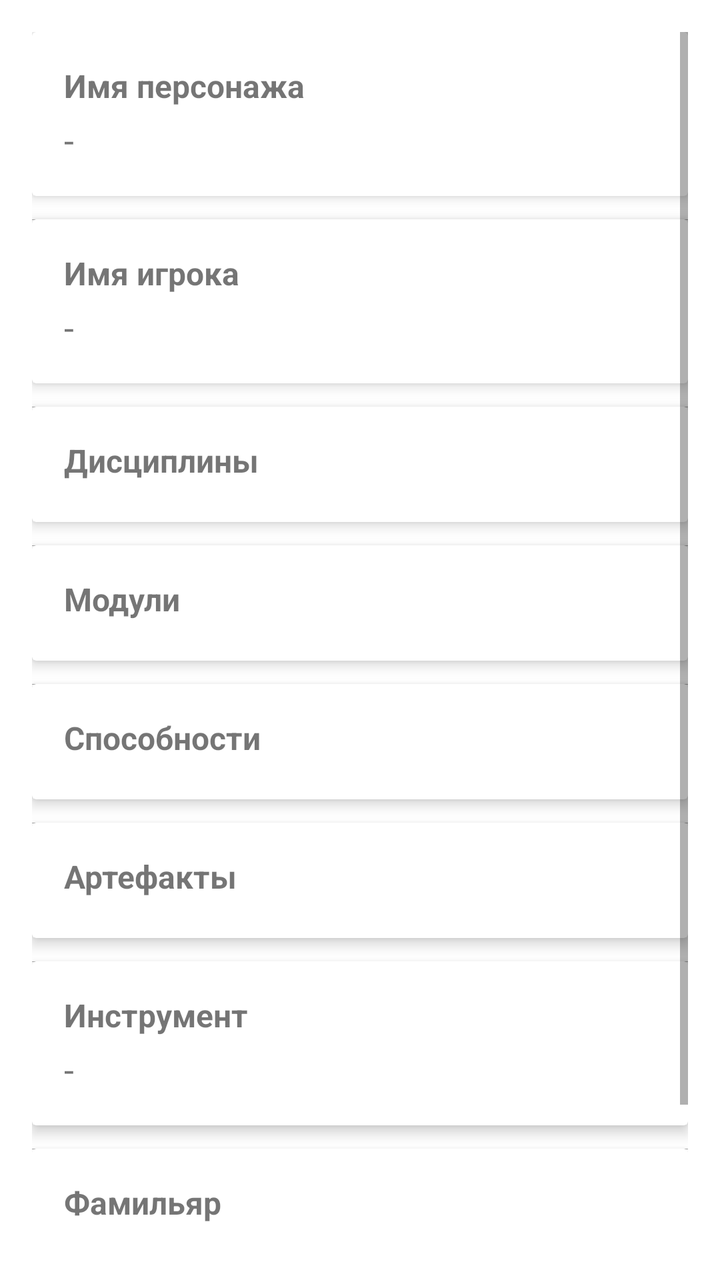
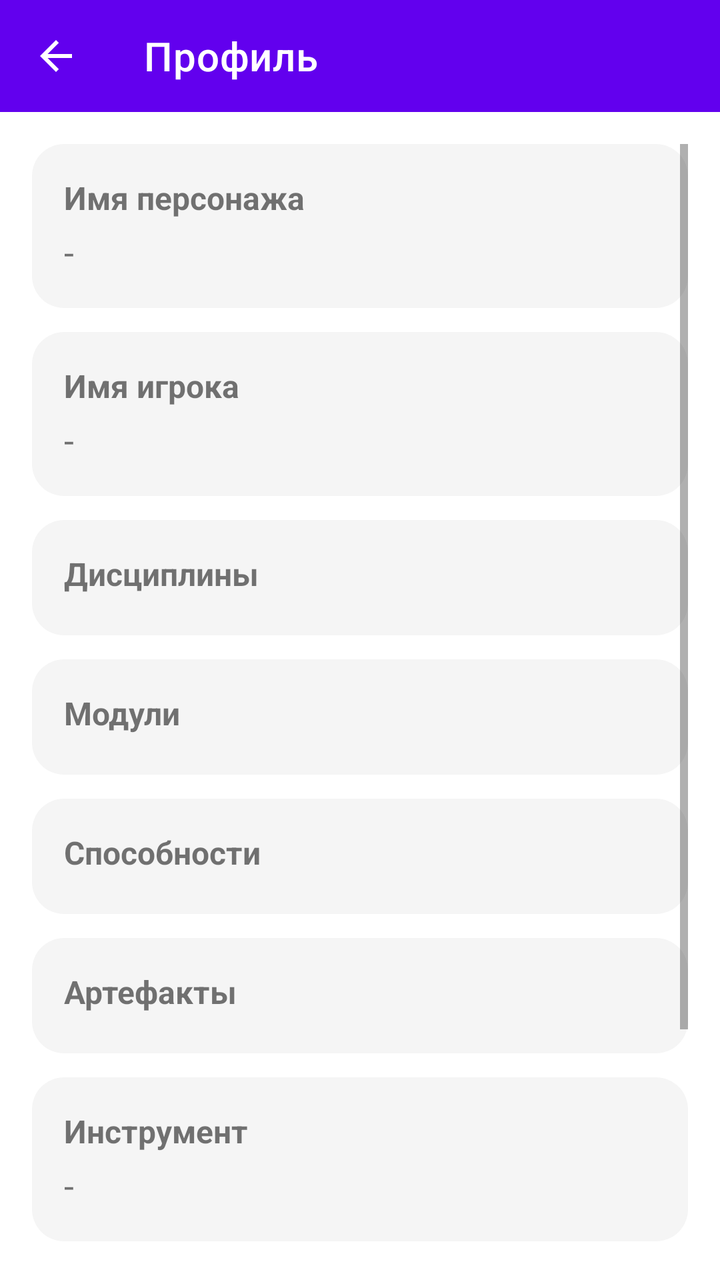

Compare the two renders of this Android layout. The source of the first and the diff that turns it into the second are given below.
<!-- AndroidManifest.xml: application theme Theme.Shift -->
<!-- res/layout/activity_profile.xml -->
<?xml version="1.0" encoding="utf-8"?>
<ScrollView xmlns:android="http://schemas.android.com/apk/res/android"
    xmlns:app="http://schemas.android.com/apk/res-auto"
    android:layout_width="match_parent"
    android:layout_height="match_parent"
    android:padding="16dp">

    <LinearLayout
        android:layout_width="match_parent"
        android:layout_height="wrap_content"
        android:orientation="vertical"
        android:divider="@android:color/darker_gray"
        android:showDividers="middle">

        
        <androidx.cardview.widget.CardView
            android:layout_width="match_parent"
            android:layout_height="wrap_content"
            android:layout_marginBottom="12dp"
            app:cardElevation="4dp">
            <LinearLayout
                android:layout_width="match_parent"
                android:layout_height="wrap_content"
                android:orientation="vertical"
                android:padding="16dp">
                <TextView
                    android:text="Имя персонажа"
                    android:textStyle="bold"
                    android:textSize="16sp"
                    android:layout_width="match_parent"
                    android:layout_height="wrap_content"/>
                <TextView
                    android:id="@+id/profile_character_name"
                    android:text="-"
                    android:textSize="18sp"
                    android:layout_marginTop="4dp"
                    android:layout_width="match_parent"
                    android:layout_height="wrap_content"/>
            </LinearLayout>
        </androidx.cardview.widget.CardView>

        
        <androidx.cardview.widget.CardView
            android:layout_width="match_parent"
            android:layout_height="wrap_content"
            android:layout_marginBottom="12dp"
            app:cardElevation="4dp">
            <LinearLayout
                android:layout_width="match_parent"
                android:layout_height="wrap_content"
                android:orientation="vertical"
                android:padding="16dp">
                <TextView
                    android:text="Имя игрока"
                    android:textStyle="bold"
                    android:textSize="16sp"
                    android:layout_width="match_parent"
                    android:layout_height="wrap_content"/>
                <TextView
                    android:id="@+id/profile_player_name"
                    android:text="-"
                    android:textSize="18sp"
                    android:layout_marginTop="4dp"
                    android:layout_width="match_parent"
                    android:layout_height="wrap_content"/>
            </LinearLayout>
        </androidx.cardview.widget.CardView>

        
        <androidx.cardview.widget.CardView
            android:layout_width="match_parent"
            android:layout_height="wrap_content"
            android:layout_marginBottom="12dp"
            app:cardElevation="4dp">
            <LinearLayout
                android:layout_width="match_parent"
                android:layout_height="wrap_content"
                android:orientation="vertical"
                android:padding="16dp">
                <TextView
                    android:text="Дисциплины"
                    android:textStyle="bold"
                    android:textSize="16sp"
                    android:layout_width="match_parent"
                    android:layout_height="wrap_content"/>
                <LinearLayout
                    android:id="@+id/profile_disciplines_list"
                    android:layout_width="match_parent"
                    android:layout_height="wrap_content"
                    android:orientation="vertical"
                    android:layout_marginTop="4dp"/>
            </LinearLayout>
        </androidx.cardview.widget.CardView>

        
        <androidx.cardview.widget.CardView
            android:layout_width="match_parent"
            android:layout_height="wrap_content"
            android:layout_marginBottom="12dp"
            app:cardElevation="4dp">
            <LinearLayout
                android:layout_width="match_parent"
                android:layout_height="wrap_content"
                android:orientation="vertical"
                android:padding="16dp">
                <TextView
                    android:text="Модули"
                    android:textStyle="bold"
                    android:textSize="16sp"
                    android:layout_width="match_parent"
                    android:layout_height="wrap_content"/>
                <LinearLayout
                    android:id="@+id/profile_modules_list"
                    android:layout_width="match_parent"
                    android:layout_height="wrap_content"
                    android:orientation="vertical"
                    android:layout_marginTop="4dp"/>
            </LinearLayout>
        </androidx.cardview.widget.CardView>

        
        <androidx.cardview.widget.CardView
            android:layout_width="match_parent"
            android:layout_height="wrap_content"
            android:layout_marginBottom="12dp"
            app:cardElevation="4dp">
            <LinearLayout
                android:layout_width="match_parent"
                android:layout_height="wrap_content"
                android:orientation="vertical"
                android:padding="16dp">
                <TextView
                    android:text="Способности"
                    android:textStyle="bold"
                    android:textSize="16sp"
                    android:layout_width="match_parent"
                    android:layout_height="wrap_content"/>
                <LinearLayout
                    android:id="@+id/profile_abilities_list"
                    android:layout_width="match_parent"
                    android:layout_height="wrap_content"
                    android:orientation="vertical"
                    android:layout_marginTop="4dp"/>
            </LinearLayout>
        </androidx.cardview.widget.CardView>

        
        <androidx.cardview.widget.CardView
            android:id="@+id/profile_artifacts_section"
            android:layout_width="match_parent"
            android:layout_height="wrap_content"
            android:layout_marginBottom="12dp"
            app:cardElevation="4dp">
            <LinearLayout
                android:layout_width="match_parent"
                android:layout_height="wrap_content"
                android:orientation="vertical"
                android:padding="16dp">
                <TextView
                    android:text="Артефакты"
                    android:textStyle="bold"
                    android:textSize="16sp"
                    android:layout_width="match_parent"
                    android:layout_height="wrap_content"/>
                <LinearLayout
                    android:id="@+id/profile_artifacts_list"
                    android:layout_width="match_parent"
                    android:layout_height="wrap_content"
                    android:orientation="vertical"
                    android:layout_marginTop="4dp"/>
            </LinearLayout>
        </androidx.cardview.widget.CardView>

        
        <androidx.cardview.widget.CardView
            android:layout_width="match_parent"
            android:layout_height="wrap_content"
            android:layout_marginBottom="12dp"
            app:cardElevation="4dp">
            <LinearLayout
                android:layout_width="match_parent"
                android:layout_height="wrap_content"
                android:orientation="vertical"
                android:padding="16dp">
                <TextView
                    android:text="Инструмент"
                    android:textStyle="bold"
                    android:textSize="16sp"
                    android:layout_width="match_parent"
                    android:layout_height="wrap_content"/>
                <TextView
                    android:id="@+id/profile_instrument"
                    android:text="-"
                    android:textSize="18sp"
                    android:layout_marginTop="4dp"
                    android:layout_width="match_parent"
                    android:layout_height="wrap_content"/>
            </LinearLayout>
        </androidx.cardview.widget.CardView>

        
        <androidx.cardview.widget.CardView
            android:layout_width="match_parent"
            android:layout_height="wrap_content"
            android:layout_marginBottom="12dp"
            app:cardElevation="4dp">
            <LinearLayout
                android:layout_width="match_parent"
                android:layout_height="wrap_content"
                android:orientation="vertical"
                android:padding="16dp">
                <TextView
                    android:text="Фамильяр"
                    android:textStyle="bold"
                    android:textSize="16sp"
                    android:layout_width="match_parent"
                    android:layout_height="wrap_content"/>
                <TextView
                    android:id="@+id/profile_familiar"
                    android:text="-"
                    android:textSize="18sp"
                    android:layout_marginTop="4dp"
                    android:layout_width="match_parent"
                    android:layout_height="wrap_content"/>
            </LinearLayout>
        </androidx.cardview.widget.CardView>

        
        <androidx.cardview.widget.CardView
            android:layout_width="match_parent"
            android:layout_height="wrap_content"
            app:cardElevation="4dp">
            <LinearLayout
                android:layout_width="match_parent"
                android:layout_height="wrap_content"
                android:orientation="vertical"
                android:padding="16dp">
                <TextView
                    android:text="Особенности"
                    android:textStyle="bold"
                    android:textSize="16sp"
                    android:layout_width="match_parent"
                    android:layout_height="wrap_content"/>
                <LinearLayout
                    android:id="@+id/profile_misc_list"
                    android:layout_width="match_parent"
                    android:layout_height="wrap_content"
                    android:orientation="vertical"
                    android:layout_marginTop="4dp"/>
            </LinearLayout>
        </androidx.cardview.widget.CardView>

    </LinearLayout>
</ScrollView>
<!-- resources referenced by this layout -->
<resources>
  <style name="Theme.Shift" parent="Theme.MaterialComponents.DayNight.NoActionBar">
          
          <item name="colorPrimary">@color/purple_500</item>
          <item name="colorPrimaryVariant">@color/purple_700</item>
          <item name="colorOnPrimary">@color/white</item>
          
          <item name="colorSecondary">@color/teal_200</item>
          <item name="colorSecondaryVariant">@color/teal_700</item>
          <item name="colorOnSecondary">@color/black</item>
          
          <item name="android:statusBarColor">?attr/colorPrimaryVariant</item>
          
      </style>
  <color name="purple_500">#FF6200EE</color>
  <color name="purple_700">#FF3700B3</color>
  <color name="white">#FFFFFFFF</color>
  <color name="teal_200">#FF03DAC5</color>
  <color name="teal_700">#FF018786</color>
  <color name="black">#FF000000</color>
</resources>

<!-- the commit's change to res/layout/activity_profile.xml (unified diff, before → after) -->
@@ -1,254 +1,264 @@
 <?xml version="1.0" encoding="utf-8"?>
-<ScrollView xmlns:android="http://schemas.android.com/apk/res/android"
+<LinearLayout xmlns:android="http://schemas.android.com/apk/res/android"
     xmlns:app="http://schemas.android.com/apk/res-auto"
     android:layout_width="match_parent"
     android:layout_height="match_parent"
-    android:padding="16dp">
-
-    <LinearLayout
+    android:orientation="vertical">
+
+    <com.google.android.material.appbar.MaterialToolbar
+        android:id="@+id/toolbar"
         android:layout_width="match_parent"
         android:layout_height="wrap_content"
-        android:orientation="vertical"
-        android:divider="@android:color/darker_gray"
-        android:showDividers="middle">
-
-        
-        <androidx.cardview.widget.CardView
-            android:layout_width="match_parent"
-            android:layout_height="wrap_content"
-            android:layout_marginBottom="12dp"
-            app:cardElevation="4dp">
-            <LinearLayout
-                android:layout_width="match_parent"
-                android:layout_height="wrap_content"
-                android:orientation="vertical"
-                android:padding="16dp">
-                <TextView
-                    android:text="Имя персонажа"
-                    android:textStyle="bold"
-                    android:textSize="16sp"
-                    android:layout_width="match_parent"
-                    android:layout_height="wrap_content"/>
-                <TextView
-                    android:id="@+id/profile_character_name"
-                    android:text="-"
-                    android:textSize="18sp"
-                    android:layout_marginTop="4dp"
-                    android:layout_width="match_parent"
-                    android:layout_height="wrap_content"/>
-            </LinearLayout>
-        </androidx.cardview.widget.CardView>
-
-        
-        <androidx.cardview.widget.CardView
-            android:layout_width="match_parent"
-            android:layout_height="wrap_content"
-            android:layout_marginBottom="12dp"
-            app:cardElevation="4dp">
-            <LinearLayout
-                android:layout_width="match_parent"
-                android:layout_height="wrap_content"
-                android:orientation="vertical"
-                android:padding="16dp">
-                <TextView
-                    android:text="Имя игрока"
-                    android:textStyle="bold"
-                    android:textSize="16sp"
-                    android:layout_width="match_parent"
-                    android:layout_height="wrap_content"/>
-                <TextView
-                    android:id="@+id/profile_player_name"
-                    android:text="-"
-                    android:textSize="18sp"
-                    android:layout_marginTop="4dp"
-                    android:layout_width="match_parent"
-                    android:layout_height="wrap_content"/>
-            </LinearLayout>
-        </androidx.cardview.widget.CardView>
-
-        
-        <androidx.cardview.widget.CardView
-            android:layout_width="match_parent"
-            android:layout_height="wrap_content"
-            android:layout_marginBottom="12dp"
-            app:cardElevation="4dp">
-            <LinearLayout
-                android:layout_width="match_parent"
-                android:layout_height="wrap_content"
-                android:orientation="vertical"
-                android:padding="16dp">
-                <TextView
-                    android:text="Дисциплины"
-                    android:textStyle="bold"
-                    android:textSize="16sp"
-                    android:layout_width="match_parent"
-                    android:layout_height="wrap_content"/>
-                <LinearLayout
-                    android:id="@+id/profile_disciplines_list"
-                    android:layout_width="match_parent"
-                    android:layout_height="wrap_content"
-                    android:orientation="vertical"
-                    android:layout_marginTop="4dp"/>
-            </LinearLayout>
-        </androidx.cardview.widget.CardView>
-
-        
-        <androidx.cardview.widget.CardView
-            android:layout_width="match_parent"
-            android:layout_height="wrap_content"
-            android:layout_marginBottom="12dp"
-            app:cardElevation="4dp">
-            <LinearLayout
-                android:layout_width="match_parent"
-                android:layout_height="wrap_content"
-                android:orientation="vertical"
-                android:padding="16dp">
-                <TextView
-                    android:text="Модули"
-                    android:textStyle="bold"
-                    android:textSize="16sp"
-                    android:layout_width="match_parent"
-                    android:layout_height="wrap_content"/>
-                <LinearLayout
-                    android:id="@+id/profile_modules_list"
-                    android:layout_width="match_parent"
-                    android:layout_height="wrap_content"
-                    android:orientation="vertical"
-                    android:layout_marginTop="4dp"/>
-            </LinearLayout>
-        </androidx.cardview.widget.CardView>
-
-        
-        <androidx.cardview.widget.CardView
-            android:layout_width="match_parent"
-            android:layout_height="wrap_content"
-            android:layout_marginBottom="12dp"
-            app:cardElevation="4dp">
-            <LinearLayout
-                android:layout_width="match_parent"
-                android:layout_height="wrap_content"
-                android:orientation="vertical"
-                android:padding="16dp">
-                <TextView
-                    android:text="Способности"
-                    android:textStyle="bold"
-                    android:textSize="16sp"
-                    android:layout_width="match_parent"
-                    android:layout_height="wrap_content"/>
-                <LinearLayout
-                    android:id="@+id/profile_abilities_list"
-                    android:layout_width="match_parent"
-                    android:layout_height="wrap_content"
-                    android:orientation="vertical"
-                    android:layout_marginTop="4dp"/>
-            </LinearLayout>
-        </androidx.cardview.widget.CardView>
-
-        
-        <androidx.cardview.widget.CardView
+        android:background="?attr/colorPrimary"
+        android:theme="@style/ThemeOverlay.Material3.Dark.ActionBar"
+        app:title="Профиль"
+        app:navigationIcon="@drawable/ic_arrow_back_24" />
+
+    <ScrollView
+        android:layout_width="match_parent"
+        android:layout_height="0dp"
+        android:layout_weight="1"
+        android:padding="16dp">
+
+        <LinearLayout
+            android:layout_width="match_parent"
+            android:layout_height="wrap_content"
+            android:orientation="vertical">
+
+        
+        <LinearLayout
+            android:layout_width="match_parent"
+            android:layout_height="wrap_content"
+            android:background="@drawable/bg_profile_section"
+            android:orientation="vertical"
+            android:padding="16dp">
+            <TextView
+                android:text="Имя персонажа"
+                android:textStyle="bold"
+                android:textSize="16sp"
+                android:layout_width="match_parent"
+                android:layout_height="wrap_content"/>
+            <TextView
+                android:id="@+id/profile_character_name"
+                android:text="-"
+                android:textSize="18sp"
+                android:layout_marginTop="4dp"
+                android:layout_width="match_parent"
+                android:layout_height="wrap_content"/>
+        </LinearLayout>
+
+        <View
+            android:layout_width="match_parent"
+            android:layout_height="12dp"
+            android:background="@android:color/transparent" />
+
+        
+        <LinearLayout
+            android:layout_width="match_parent"
+            android:layout_height="wrap_content"
+            android:background="@drawable/bg_profile_section"
+            android:orientation="vertical"
+            android:padding="16dp">
+            <TextView
+                android:text="Имя игрока"
+                android:textStyle="bold"
+                android:textSize="16sp"
+                android:layout_width="match_parent"
+                android:layout_height="wrap_content"/>
+            <TextView
+                android:id="@+id/profile_player_name"
+                android:text="-"
+                android:textSize="18sp"
+                android:layout_marginTop="4dp"
+                android:layout_width="match_parent"
+                android:layout_height="wrap_content"/>
+        </LinearLayout>
+
+        <View
+            android:layout_width="match_parent"
+            android:layout_height="12dp"
+            android:background="@android:color/transparent" />
+
+        
+        <LinearLayout
+            android:layout_width="match_parent"
+            android:layout_height="wrap_content"
+            android:background="@drawable/bg_profile_section"
+            android:orientation="vertical"
+            android:padding="16dp">
+            <TextView
+                android:text="Дисциплины"
+                android:textStyle="bold"
+                android:textSize="16sp"
+                android:layout_width="match_parent"
+                android:layout_height="wrap_content"/>
+            <LinearLayout
+                android:id="@+id/profile_disciplines_list"
+                android:layout_width="match_parent"
+                android:layout_height="wrap_content"
+                android:orientation="vertical"
+                android:layout_marginTop="4dp"/>
+        </LinearLayout>
+
+        <View
+            android:layout_width="match_parent"
+            android:layout_height="12dp"
+            android:background="@android:color/transparent" />
+
+        
+        <LinearLayout
+            android:layout_width="match_parent"
+            android:layout_height="wrap_content"
+            android:background="@drawable/bg_profile_section"
+            android:orientation="vertical"
+            android:padding="16dp">
+            <TextView
+                android:text="Модули"
+                android:textStyle="bold"
+                android:textSize="16sp"
+                android:layout_width="match_parent"
+                android:layout_height="wrap_content"/>
+            <LinearLayout
+                android:id="@+id/profile_modules_list"
+                android:layout_width="match_parent"
+                android:layout_height="wrap_content"
+                android:orientation="vertical"
+                android:layout_marginTop="4dp"/>
+        </LinearLayout>
+
+        <View
+            android:layout_width="match_parent"
+            android:layout_height="12dp"
+            android:background="@android:color/transparent" />
+
+        
+        <LinearLayout
+            android:layout_width="match_parent"
+            android:layout_height="wrap_content"
+            android:background="@drawable/bg_profile_section"
+            android:orientation="vertical"
+            android:padding="16dp">
+            <TextView
+                android:text="Способности"
+                android:textStyle="bold"
+                android:textSize="16sp"
+                android:layout_width="match_parent"
+                android:layout_height="wrap_content"/>
+            <LinearLayout
+                android:id="@+id/profile_abilities_list"
+                android:layout_width="match_parent"
+                android:layout_height="wrap_content"
+                android:orientation="vertical"
+                android:layout_marginTop="4dp"/>
+        </LinearLayout>
+
+        <View
+            android:layout_width="match_parent"
+            android:layout_height="12dp"
+            android:background="@android:color/transparent" />
+
+        
+        <LinearLayout
             android:id="@+id/profile_artifacts_section"
             android:layout_width="match_parent"
             android:layout_height="wrap_content"
-            android:layout_marginBottom="12dp"
-            app:cardElevation="4dp">
-            <LinearLayout
-                android:layout_width="match_parent"
-                android:layout_height="wrap_content"
-                android:orientation="vertical"
-                android:padding="16dp">
-                <TextView
-                    android:text="Артефакты"
-                    android:textStyle="bold"
-                    android:textSize="16sp"
-                    android:layout_width="match_parent"
-                    android:layout_height="wrap_content"/>
-                <LinearLayout
-                    android:id="@+id/profile_artifacts_list"
-                    android:layout_width="match_parent"
-                    android:layout_height="wrap_content"
-                    android:orientation="vertical"
-                    android:layout_marginTop="4dp"/>
-            </LinearLayout>
-        </androidx.cardview.widget.CardView>
-
-        
-        <androidx.cardview.widget.CardView
-            android:layout_width="match_parent"
-            android:layout_height="wrap_content"
-            android:layout_marginBottom="12dp"
-            app:cardElevation="4dp">
-            <LinearLayout
-                android:layout_width="match_parent"
-                android:layout_height="wrap_content"
-                android:orientation="vertical"
-                android:padding="16dp">
-                <TextView
-                    android:text="Инструмент"
-                    android:textStyle="bold"
-                    android:textSize="16sp"
-                    android:layout_width="match_parent"
-                    android:layout_height="wrap_content"/>
-                <TextView
-                    android:id="@+id/profile_instrument"
-                    android:text="-"
-                    android:textSize="18sp"
-                    android:layout_marginTop="4dp"
-                    android:layout_width="match_parent"
-                    android:layout_height="wrap_content"/>
-            </LinearLayout>
-        </androidx.cardview.widget.CardView>
-
-        
-        <androidx.cardview.widget.CardView
-            android:layout_width="match_parent"
-            android:layout_height="wrap_content"
-            android:layout_marginBottom="12dp"
-            app:cardElevation="4dp">
-            <LinearLayout
-                android:layout_width="match_parent"
-                android:layout_height="wrap_content"
-                android:orientation="vertical"
-                android:padding="16dp">
-                <TextView
-                    android:text="Фамильяр"
-                    android:textStyle="bold"
-                    android:textSize="16sp"
-                    android:layout_width="match_parent"
-                    android:layout_height="wrap_content"/>
-                <TextView
-                    android:id="@+id/profile_familiar"
-                    android:text="-"
-                    android:textSize="18sp"
-                    android:layout_marginTop="4dp"
-                    android:layout_width="match_parent"
-                    android:layout_height="wrap_content"/>
-            </LinearLayout>
-        </androidx.cardview.widget.CardView>
-
-        
-        <androidx.cardview.widget.CardView
-            android:layout_width="match_parent"
-            android:layout_height="wrap_content"
-            app:cardElevation="4dp">
-            <LinearLayout
-                android:layout_width="match_parent"
-                android:layout_height="wrap_content"
-                android:orientation="vertical"
-                android:padding="16dp">
-                <TextView
-                    android:text="Особенности"
-                    android:textStyle="bold"
-                    android:textSize="16sp"
-                    android:layout_width="match_parent"
-                    android:layout_height="wrap_content"/>
-                <LinearLayout
-                    android:id="@+id/profile_misc_list"
-                    android:layout_width="match_parent"
-                    android:layout_height="wrap_content"
-                    android:orientation="vertical"
-                    android:layout_marginTop="4dp"/>
-            </LinearLayout>
-        </androidx.cardview.widget.CardView>
+            android:background="@drawable/bg_profile_section"
+            android:orientation="vertical"
+            android:padding="16dp">
+            <TextView
+                android:text="Артефакты"
+                android:textStyle="bold"
+                android:textSize="16sp"
+                android:layout_width="match_parent"
+                android:layout_height="wrap_content"/>
+            <LinearLayout
+                android:id="@+id/profile_artifacts_list"
+                android:layout_width="match_parent"
+                android:layout_height="wrap_content"
+                android:orientation="vertical"
+                android:layout_marginTop="4dp"/>
+        </LinearLayout>
+
+        <View
+            android:layout_width="match_parent"
+            android:layout_height="12dp"
+            android:background="@android:color/transparent" />
+
+        
+        <LinearLayout
+            android:layout_width="match_parent"
+            android:layout_height="wrap_content"
+            android:background="@drawable/bg_profile_section"
+            android:orientation="vertical"
+            android:padding="16dp">
+            <TextView
+                android:text="Инструмент"
+                android:textStyle="bold"
+                android:textSize="16sp"
+                android:layout_width="match_parent"
+                android:layout_height="wrap_content"/>
+            <TextView
+                android:id="@+id/profile_instrument"
+                android:text="-"
+                android:textSize="18sp"
+                android:layout_marginTop="4dp"
+                android:layout_width="match_parent"
+                android:layout_height="wrap_content"/>
+        </LinearLayout>
+
+        <View
+            android:layout_width="match_parent"
+            android:layout_height="12dp"
+            android:background="@android:color/transparent" />
+
+        
+        <LinearLayout
+            android:layout_width="match_parent"
+            android:layout_height="wrap_content"
+            android:background="@drawable/bg_profile_section"
+            android:orientation="vertical"
+            android:padding="16dp">
+            <TextView
+                android:text="Фамильяр"
+                android:textStyle="bold"
+                android:textSize="16sp"
+                android:layout_width="match_parent"
+                android:layout_height="wrap_content"/>
+            <TextView
+                android:id="@+id/profile_familiar"
+                android:text="-"
+                android:textSize="18sp"
+                android:layout_marginTop="4dp"
+                android:layout_width="match_parent"
+                android:layout_height="wrap_content"/>
+        </LinearLayout>
+
+        <View
+            android:layout_width="match_parent"
+            android:layout_height="12dp"
+            android:background="@android:color/transparent" />
+
+        
+        <LinearLayout
+            android:layout_width="match_parent"
+            android:layout_height="wrap_content"
+            android:background="@drawable/bg_profile_section"
+            android:orientation="vertical"
+            android:padding="16dp">
+            <TextView
+                android:text="Особенности"
+                android:textStyle="bold"
+                android:textSize="16sp"
+                android:layout_width="match_parent"
+                android:layout_height="wrap_content"/>
+            <LinearLayout
+                android:id="@+id/profile_misc_list"
+                android:layout_width="match_parent"
+                android:layout_height="wrap_content"
+                android:orientation="vertical"
+                android:layout_marginTop="4dp"/>
+        </LinearLayout>
 
     </LinearLayout>
-</ScrollView>
+    </ScrollView>
+</LinearLayout>
<!-- resource entries referenced after the edit -->
@@ -1,5 +1,22 @@
 <!-- resources referenced by this layout -->
 <resources>
+  <!-- drawable bg_profile_section (drawable) -->
+  <?xml version="1.0" encoding="utf-8"?>
+  <shape xmlns:android="http://schemas.android.com/apk/res/android">
+      <solid android:color="#F5F5F5" />
+      <corners android:radius="16dp" />
+  </shape>
+  <!-- drawable ic_arrow_back_24 (drawable) -->
+  <?xml version="1.0" encoding="utf-8"?>
+  <vector xmlns:android="http://schemas.android.com/apk/res/android"
+      android:width="24dp"
+      android:height="24dp"
+      android:viewportWidth="24"
+      android:viewportHeight="24">
+      <path
+          android:fillColor="#FFFFFF"
+          android:pathData="M20,11H7.83l5.59-5.59L12,4l-8,8 8,8 1.41-1.41L7.83,13H20v-2z"/>
+  </vector>
   <style name="Theme.Shift" parent="Theme.MaterialComponents.DayNight.NoActionBar">
           
           <item name="colorPrimary">@color/purple_500</item>
